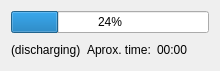
Before: the Qt Designer form src-qt5/pc-power/pc-power/widgets/widgetbattery.ui in yurkis/pcbsd, drawn with Qt 5.
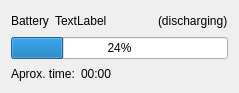
After: the same form once the commit is applied.

Commit message: pc-pwr: first version of battery monitoring widhet implemented and looks like works; pwrd: better devd events handling

```diff
--- a/src-qt5/pc-power/pc-power/widgets/widgetbattery.ui
+++ b/src-qt5/pc-power/pc-power/widgets/widgetbattery.ui
@@ -6,8 +6,8 @@
    <rect>
     <x>0</x>
     <y>0</y>
-    <width>220</width>
-    <height>71</height>
+    <width>239</width>
+    <height>93</height>
    </rect>
   </property>
   <property name="windowTitle">
@@ -15,30 +15,61 @@
   </property>
   <layout class="QVBoxLayout" name="verticalLayout">
    <item>
-    <widget class="QProgressBar" name="progressBar">
+    <layout class="QHBoxLayout" name="horizontalLayout_2">
+     <item>
+      <widget class="QLabel" name="label">
+       <property name="text">
+        <string>Battery</string>
+       </property>
+      </widget>
+     </item>
+     <item>
+      <widget class="QLabel" name="battNoLabel">
+       <property name="text">
+        <string>TextLabel</string>
+       </property>
+      </widget>
+     </item>
+     <item>
+      <spacer name="horizontalSpacer">
+       <property name="orientation">
+        <enum>Qt::Horizontal</enum>
+       </property>
+       <property name="sizeHint" stdset="0">
+        <size>
+         <width>40</width>
+         <height>20</height>
+        </size>
+       </property>
+      </spacer>
+     </item>
+     <item>
+      <widget class="QLabel" name="stateLabel">
+       <property name="text">
+        <string>(discharging)</string>
+       </property>
+      </widget>
+     </item>
+    </layout>
+   </item>
+   <item>
+    <widget class="QProgressBar" name="capacity">
      <property name="value">
       <number>24</number>
      </property>
     </widget>
    </item>
    <item>
-    <layout class="QHBoxLayout" name="horizontalLayout_2">
+    <layout class="QHBoxLayout" name="horizontalLayout">
      <item>
-      <widget class="QLabel" name="label">
-       <property name="text">
-        <string>(discharging)</string>
-       </property>
-      </widget>
-     </item>
-     <item>
-      <widget class="QLabel" name="label_3">
+      <widget class="QLabel" name="timeTextLabel">
        <property name="text">
         <string>Aprox. time:</string>
        </property>
       </widget>
      </item>
      <item>
-      <widget class="QLabel" name="label_4">
+      <widget class="QLabel" name="timeLabel">
        <property name="text">
         <string>00:00</string>
        </property>
@@ -51,8 +82,8 @@
        </property>
        <property name="sizeHint" stdset="0">
         <size>
-         <width>40</width>
-         <height>20</height>
+         <width>13</width>
+         <height>17</height>
         </size>
        </property>
       </spacer>
```
The commit also changes 6 other files.
